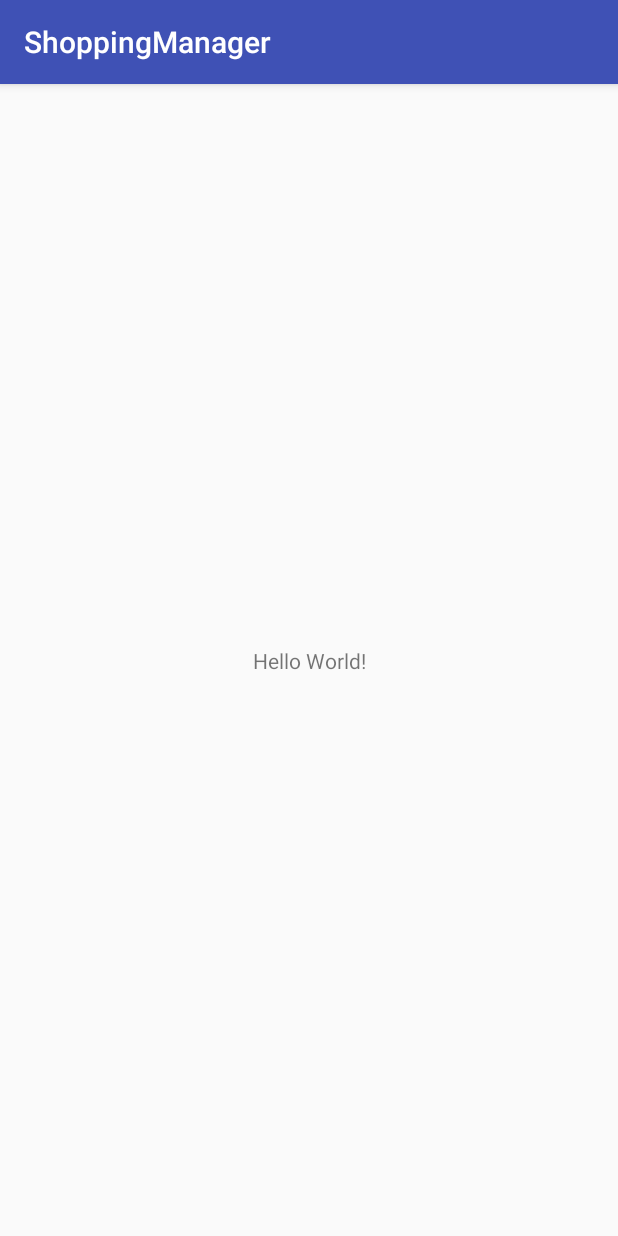
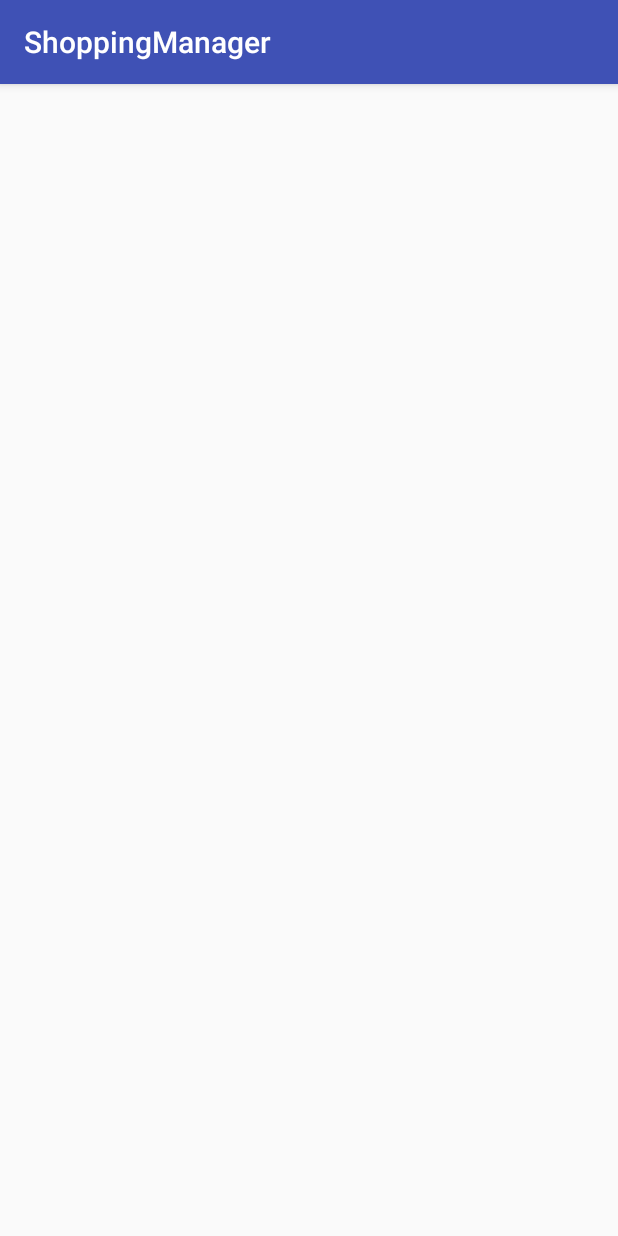
Before and after one commit to ehdgh9772/ShoppingManiac, an Android app: the screen it shows after launch (MainActivity), on a phone screen of 412 x 824 dp. Run offline under Robolectric (Android 15) with nearby library versions, the phone set to English and light mode, and no system bars.

Commit message:
Version Control = "0.10"

```diff
--- a/shoppingmanager/src/main/res/layout/activity_main.xml
+++ b/shoppingmanager/src/main/res/layout/activity_main.xml
@@ -1,13 +1,6 @@
 <?xml version="1.0" encoding="utf-8"?>
-<android.support.constraint.ConstraintLayout
-    xmlns:android="http://schemas.android.com/apk/res/android"
-    xmlns:app="http://schemas.android.com/apk/res-auto"
-    xmlns:tools="http://schemas.android.com/tools" android:layout_width="match_parent"
-    android:layout_height="match_parent" tools:context="com.example.shoppingmanager.MainActivity">
+<LinearLayout xmlns:android="http://schemas.android.com/apk/res/android"
+    android:layout_width="match_parent"
+    android:layout_height="match_parent">
 
-    <TextView android:layout_width="wrap_content" android:layout_height="wrap_content"
-        android:text="Hello World!" app:layout_constraintBottom_toBottomOf="parent"
-        app:layout_constraintLeft_toLeftOf="parent" app:layout_constraintRight_toRightOf="parent"
-        app:layout_constraintTop_toTopOf="parent" />
-
-</android.support.constraint.ConstraintLayout>
+</LinearLayout>
```
